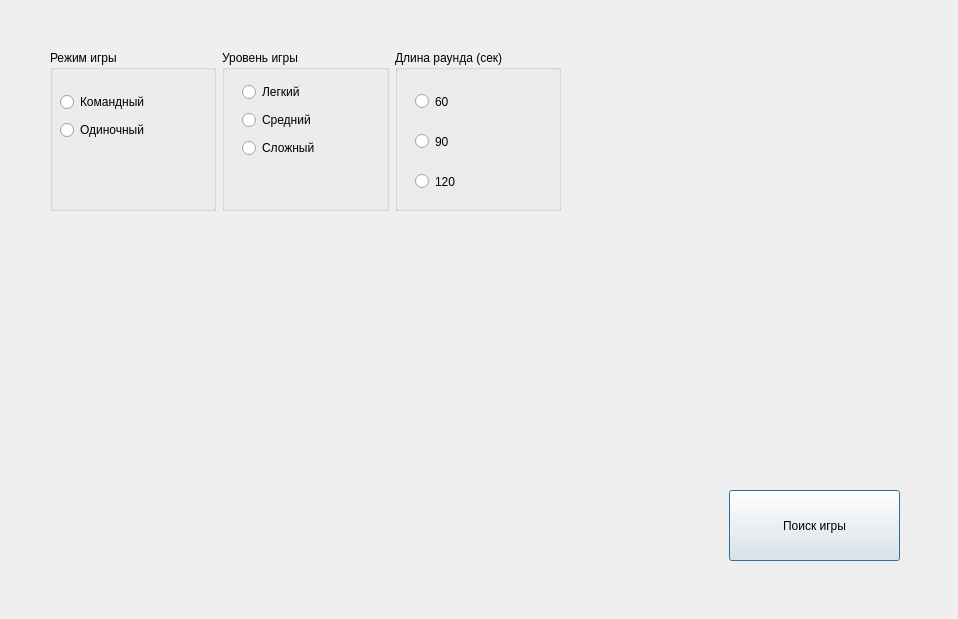
First picture: the form in window_configs/src/configwindow.ui, repository superAIyah/Alias_project, before the edit.
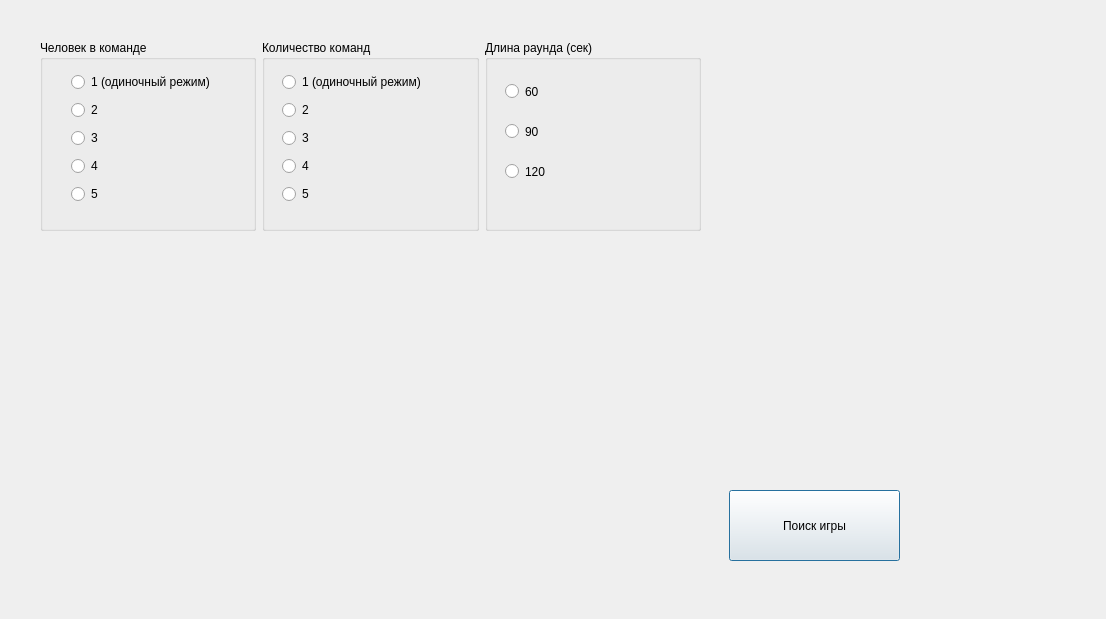
Second picture: the form after the edit.

Diff of the .ui file:
```diff
--- a/window_configs/src/configwindow.ui
+++ b/window_configs/src/configwindow.ui
@@ -6,7 +6,7 @@
    <rect>
     <x>0</x>
     <y>0</y>
-    <width>958</width>
+    <width>1106</width>
     <height>619</height>
    </rect>
   </property>
@@ -26,13 +26,13 @@
     <string>Поиск игры</string>
    </property>
   </widget>
-  <widget class="QWidget" name="layoutWidget_2">
+  <widget class="QWidget" name="">
    <property name="geometry">
     <rect>
-     <x>50</x>
-     <y>50</y>
-     <width>511</width>
-     <height>161</height>
+     <x>40</x>
+     <y>40</y>
+     <width>661</width>
+     <height>191</height>
     </rect>
    </property>
    <layout class="QHBoxLayout" name="horizontalLayout_2">
@@ -40,34 +40,55 @@
      <widget class="QGroupBox" name="BoxMode">
       <property name="minimumSize">
        <size>
-        <width>50</width>
-        <height>50</height>
+        <width>100</width>
+        <height>0</height>
        </size>
       </property>
       <property name="title">
-       <string>Режим игры</string>
+       <string>Человек в команде</string>
       </property>
-      <widget class="QWidget" name="layoutWidget_3">
+      <widget class="QWidget" name="">
        <property name="geometry">
         <rect>
-         <x>10</x>
-         <y>40</y>
-         <width>111</width>
-         <height>54</height>
+         <x>31</x>
+         <y>30</y>
+         <width>183</width>
+         <height>141</height>
         </rect>
        </property>
-       <layout class="QVBoxLayout" name="verticalLayout_2">
+       <layout class="QVBoxLayout" name="verticalLayout">
         <item>
          <widget class="QRadioButton" name="modeTeam">
           <property name="text">
-           <string>Командный</string>
+           <string>1 (одиночный режим)</string>
           </property>
          </widget>
         </item>
         <item>
          <widget class="QRadioButton" name="modeSolo">
           <property name="text">
-           <string>Одиночный</string>
+           <string>2</string>
+          </property>
+         </widget>
+        </item>
+        <item>
+         <widget class="QRadioButton" name="c3">
+          <property name="text">
+           <string>3</string>
+          </property>
+         </widget>
+        </item>
+        <item>
+         <widget class="QRadioButton" name="c4">
+          <property name="text">
+           <string>4</string>
+          </property>
+         </widget>
+        </item>
+        <item>
+         <widget class="QRadioButton" name="c5">
+          <property name="text">
+           <string>5</string>
           </property>
          </widget>
         </item>
@@ -76,38 +97,58 @@
      </widget>
     </item>
     <item>
-     <widget class="QGroupBox" name="BoxLevel">
+     <widget class="QGroupBox" name="BoxTeamCnt">
+      <property name="minimumSize">
+       <size>
+        <width>100</width>
+        <height>0</height>
+       </size>
+      </property>
       <property name="title">
-       <string>Уровень игры</string>
+       <string>Количество команд</string>
       </property>
       <widget class="QWidget" name="layoutWidget_4">
        <property name="geometry">
         <rect>
          <x>20</x>
          <y>30</y>
-         <width>95</width>
-         <height>83</height>
+         <width>183</width>
+         <height>141</height>
         </rect>
        </property>
        <layout class="QVBoxLayout" name="verticalLayout_3">
         <item>
          <widget class="QRadioButton" name="levelEasy">
           <property name="text">
-           <string>Легкий</string>
+           <string>1 (одиночный режим)</string>
           </property>
          </widget>
         </item>
         <item>
          <widget class="QRadioButton" name="levelMedium">
           <property name="text">
-           <string>Средний</string>
+           <string>2</string>
           </property>
          </widget>
         </item>
         <item>
          <widget class="QRadioButton" name="levelHard">
           <property name="text">
-           <string>Сложный</string>
+           <string>3</string>
+          </property>
+         </widget>
+        </item>
+        <item>
+         <widget class="QRadioButton" name="b4">
+          <property name="text">
+           <string>4</string>
+          </property>
+         </widget>
+        </item>
+        <item>
+         <widget class="QRadioButton" name="b5">
+          <property name="text">
+           <string>5</string>
           </property>
          </widget>
         </item>
```
Left out of the diff: 20 changed lines with no effect on the pictures.
